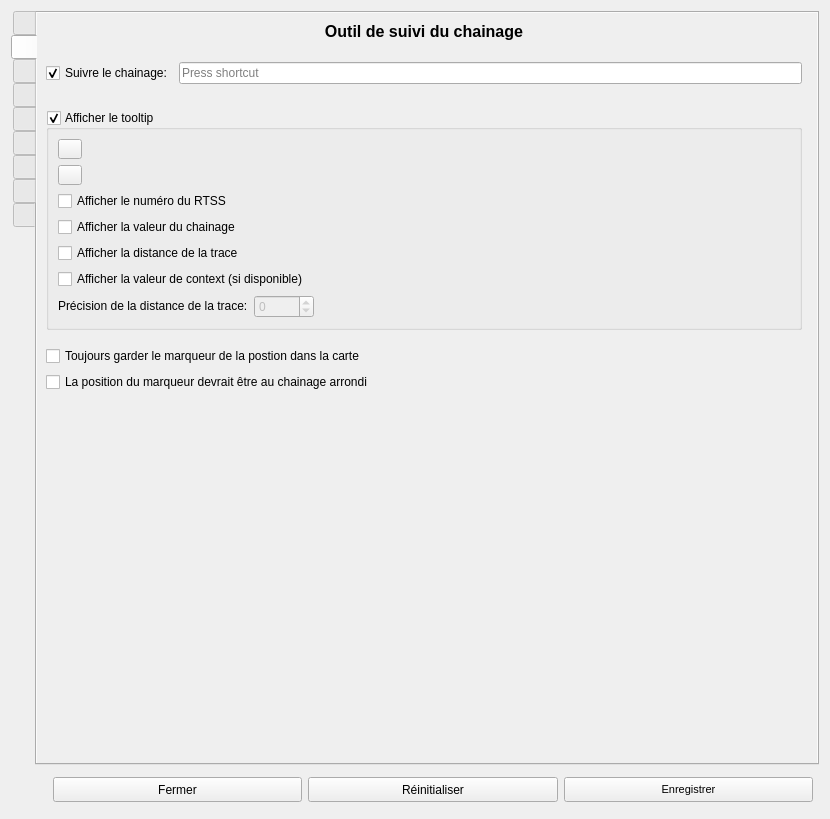
Above: interfaces/fenetre_parametre.ui from xbourbeau/outils_MTQ_chainage before the change. Below: the same form after it.
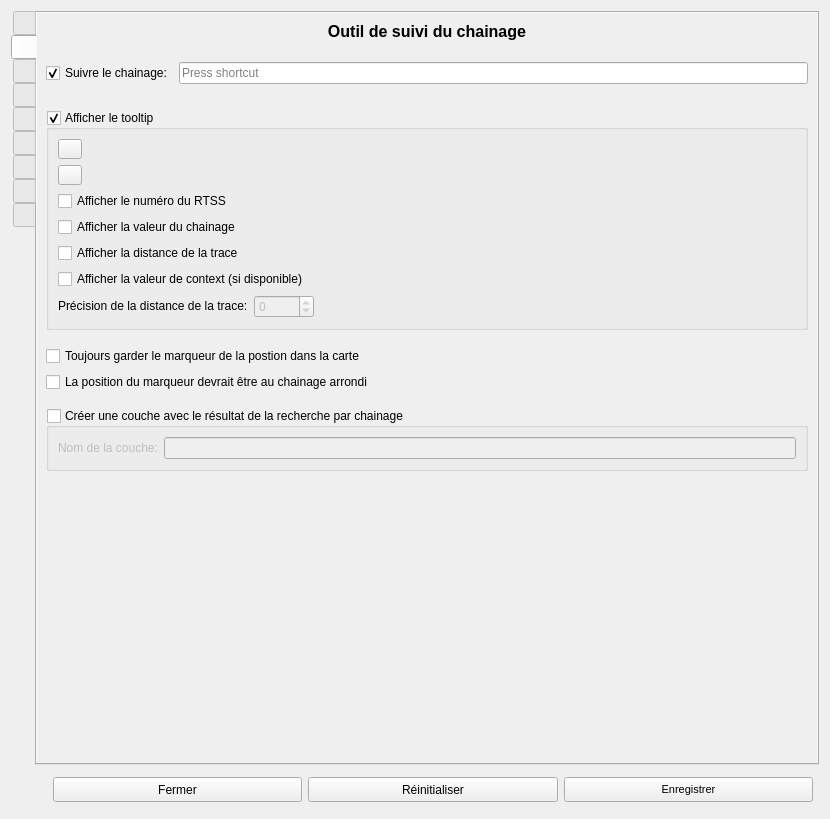
That is the form after the change. The open tabs and pages were chosen to show the change. Custom widgets are drawn as their Qt base class.

Commit message:
Update recherche par chainage
Ajouter une option pour créer un point dans une couche temporaire lorsqu'on fait une recherche par chainage.

What changed in the file:
```diff
--- a/interfaces/fenetre_parametre.ui
+++ b/interfaces/fenetre_parametre.ui
@@ -601,23 +601,7 @@
             <height>752</height>
            </rect>
           </property>
-          <layout class="QGridLayout" name="gridLayout_26">
-           <item row="4" column="0">
-            <spacer name="verticalSpacer_18">
-             <property name="orientation">
-              <enum>Qt::Vertical</enum>
-             </property>
-             <property name="sizeType">
-              <enum>QSizePolicy::Fixed</enum>
-             </property>
-             <property name="sizeHint" stdset="0">
-              <size>
-               <width>10</width>
-               <height>10</height>
-              </size>
-             </property>
-            </spacer>
-           </item>
+          <layout class="QGridLayout" name="gridLayout_30">
            <item row="1" column="0">
             <spacer name="verticalSpacer_5">
              <property name="orientation">
@@ -634,20 +618,64 @@
              </property>
             </spacer>
            </item>
-           <item row="7" column="0" colspan="2">
-            <spacer name="verticalSpacer_2">
-             <property name="orientation">
-              <enum>Qt::Vertical</enum>
-             </property>
-             <property name="sizeHint" stdset="0">
-              <size>
-               <width>20</width>
-               <height>40</height>
-              </size>
-             </property>
-            </spacer>
+           <item row="2" column="0" colspan="2">
+            <layout class="QVBoxLayout" name="verticalLayout_7">
+             <item>
+              <layout class="QHBoxLayout" name="horizontalLayout_2">
+               <item>
+                <widget class="QCheckBox" name="chk_shorcut_chainage">
+                 <property name="sizePolicy">
+                  <sizepolicy hsizetype="Fixed" vsizetype="Fixed">
+                   <horstretch>0</horstretch>
+                   <verstretch>0</verstretch>
+                  </sizepolicy>
+                 </property>
+                 <property name="minimumSize">
+                  <size>
+                   <width>125</width>
+                   <height>0</height>
+                  </size>
+                 </property>
+                 <property name="text">
+                  <string>Suivre le chainage:</string>
+                 </property>
+                 <property name="checked">
+                  <bool>true</bool>
+                 </property>
+                </widget>
+               </item>
+               <item>
+                <widget class="QKeySequenceEdit" name="key_shortcut">
+                 <property name="minimumSize">
+                  <size>
+                   <width>100</width>
+                   <height>0</height>
+                  </size>
+                 </property>
+                 <property name="maximumSize">
+                  <size>
+                   <width>16777215</width>
+                   <height>16777215</height>
+                  </size>
+                 </property>
+                </widget>
+               </item>
+              </layout>
+             </item>
+             <item>
+              <widget class="QLabel" name="lbl_key_chainage">
+               <property name="styleSheet">
+                <string notr="true">font: bold italic 9pt &quot;Arial&quot;;
+color:rgb(255, 0, 0)</string>
+               </property>
+               <property name="text">
+                <string/>
+               </property>
+              </widget>
+             </item>
+            </layout>
            </item>
-           <item row="3" column="0">
+           <item row="3" column="0" colspan="2">
             <widget class="QGroupBox" name="gbx_show_tooltip">
              <property name="toolTip">
               <string>Permets d'afficher les informations suivantes à côté du curseur de la souris</string>
@@ -838,71 +866,7 @@
              </layout>
             </widget>
            </item>
-           <item row="5" column="0">
-            <widget class="QCheckBox" name="chk_keep_marker">
-             <property name="text">
-              <string>Toujours garder le marqueur de la postion dans la carte</string>
-             </property>
-            </widget>
-           </item>
-           <item row="2" column="0">
-            <layout class="QVBoxLayout" name="verticalLayout_7">
-             <item>
-              <layout class="QHBoxLayout" name="horizontalLayout_2">
-               <item>
-                <widget class="QCheckBox" name="chk_shorcut_chainage">
-                 <property name="sizePolicy">
-                  <sizepolicy hsizetype="Fixed" vsizetype="Fixed">
-                   <horstretch>0</horstretch>
-                   <verstretch>0</verstretch>
-                  </sizepolicy>
-                 </property>
-                 <property name="minimumSize">
-                  <size>
-                   <width>125</width>
-                   <height>0</height>
-                  </size>
-                 </property>
-                 <property name="text">
-                  <string>Suivre le chainage:</string>
-                 </property>
-                 <property name="checked">
-                  <bool>true</bool>
-                 </property>
-                </widget>
-               </item>
-               <item>
-                <widget class="QKeySequenceEdit" name="key_shortcut">
-                 <property name="minimumSize">
-                  <size>
-                   <width>100</width>
-                   <height>0</height>
-                  </size>
-                 </property>
-                 <property name="maximumSize">
-                  <size>
-                   <width>16777215</width>
-                   <height>16777215</height>
-                  </size>
-                 </property>
-                </widget>
-               </item>
-              </layout>
-             </item>
-             <item>
-              <widget class="QLabel" name="lbl_key_chainage">
-               <property name="styleSheet">
-                <string notr="true">font: bold italic 9pt &quot;Arial&quot;;
-color:rgb(255, 0, 0)</string>
-               </property>
-               <property name="text">
-                <string/>
-               </property>
-              </widget>
-             </item>
-            </layout>
-           </item>
-           <item row="6" column="0">
+           <item row="6" column="0" colspan="2">
             <widget class="QCheckBox" name="chx_marqueur_exact">
              <property name="toolTip">
               <string>Si décoché, le marqueur sur le RTSS représent exactement le point le plus proche sur le RTSS. Sinon il représente le chainage arrondie</string>
@@ -912,7 +876,49 @@
              </property>
             </widget>
            </item>
-           <item row="0" column="0">
+           <item row="8" column="0" colspan="2">
+            <widget class="QGroupBox" name="gbx_create_layer_chainage">
+             <property name="title">
+              <string>Créer une couche avec le résultat de la recherche par chainage</string>
+             </property>
+             <property name="checkable">
+              <bool>true</bool>
+             </property>
+             <property name="checked">
+              <bool>false</bool>
+             </property>
+             <layout class="QGridLayout" name="gridLayout_26">
+              <item row="0" column="0">
+               <layout class="QHBoxLayout" name="horizontalLayout_29">
+                <item>
+                 <widget class="QLabel" name="label_37">
+                  <property name="text">
+                   <string>Nom de la couche:</string>
+                  </property>
+                 </widget>
+                </item>
+                <item>
+                 <widget class="QLineEdit" name="layer_chainage_name"/>
+                </item>
+               </layout>
+              </item>
+             </layout>
+            </widget>
+           </item>
+           <item row="9" column="1">
+            <spacer name="verticalSpacer_2">
+             <property name="orientation">
+              <enum>Qt::Vertical</enum>
+             </property>
+             <property name="sizeHint" stdset="0">
+              <size>
+               <width>20</width>
+               <height>40</height>
+              </size>
+             </property>
+            </spacer>
+           </item>
+           <item row="0" column="0" colspan="2">
             <widget class="QLabel" name="label_28">
              <property name="font">
               <font>
@@ -934,6 +940,45 @@
              </property>
             </widget>
            </item>
+           <item row="4" column="0">
+            <spacer name="verticalSpacer_18">
+             <property name="orientation">
+              <enum>Qt::Vertical</enum>
+             </property>
+             <property name="sizeType">
+              <enum>QSizePolicy::Fixed</enum>
+             </property>
+             <property name="sizeHint" stdset="0">
+              <size>
+               <width>10</width>
+               <height>10</height>
+              </size>
+             </property>
+            </spacer>
+           </item>
+           <item row="5" column="0" colspan="2">
+            <widget class="QCheckBox" name="chk_keep_marker">
+             <property name="text">
+              <string>Toujours garder le marqueur de la postion dans la carte</string>
+             </property>
+            </widget>
+           </item>
+           <item row="7" column="0">
+            <spacer name="verticalSpacer_22">
+             <property name="orientation">
+              <enum>Qt::Vertical</enum>
+             </property>
+             <property name="sizeType">
+              <enum>QSizePolicy::Fixed</enum>
+             </property>
+             <property name="sizeHint" stdset="0">
+              <size>
+               <width>20</width>
+               <height>10</height>
+              </size>
+             </property>
+            </spacer>
+           </item>
           </layout>
          </widget>
         </widget>
```
Left out of the diff: 2 changed lines with no effect on the pictures. The commit also changes 5 other files.
